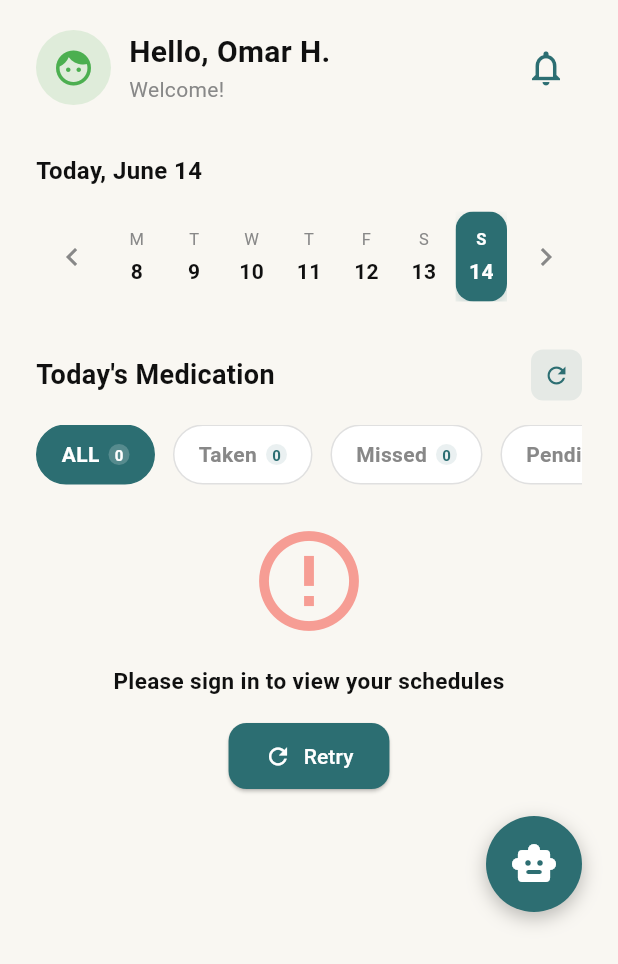
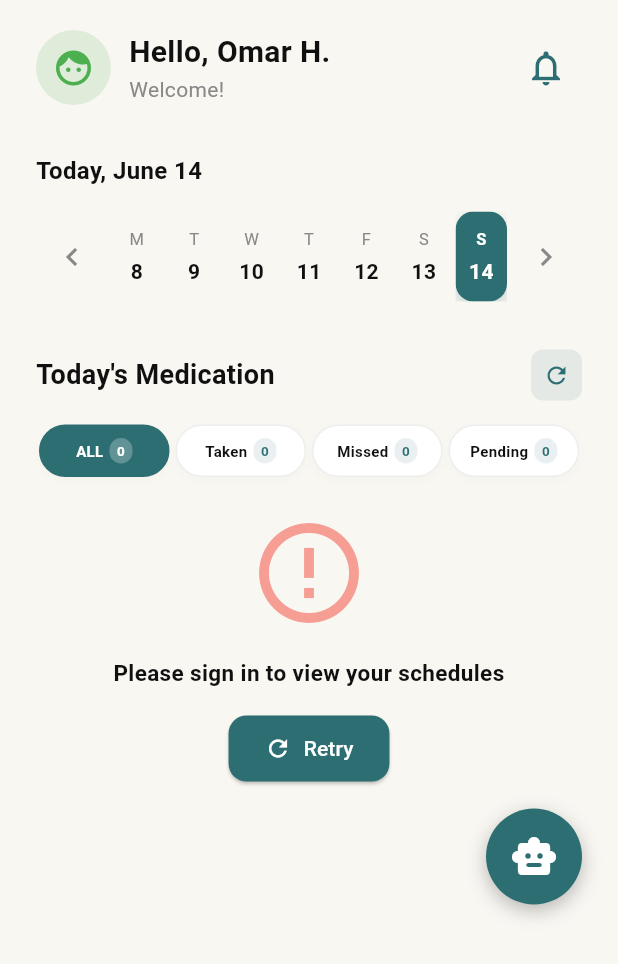
Before and after one commit to Atyoop/finalapp, a Flutter app: the HomeScreen screen opened directly, on a phone screen of 412 x 824 dp. Shown: the top 964 px of the screen. Run offline on Flutter 3.47's test engine with Material 3 defaults, Android fonts, the phone set to English and light mode, and no system bars; our stand-ins replace dio, flutter_local_notifications, flutter_map, flutter_timezone, geolocator, hive_flutter and 4 more; accounts and stored records are empty.

Commit message:
style(home): redesign filter chips layout to fit exactly across screen width without scrolling

```diff
--- a/lib/screens/home_screen.dart
+++ b/lib/screens/home_screen.dart
@@ -962,9 +962,7 @@ class HomeScreenState extends State<HomeScreen> with WidgetsBindingObserver {
                   const SizedBox(height: 16),
 
                   // ── Filter Chips ──
-                  SingleChildScrollView(
-                    scrollDirection: Axis.horizontal,
-                    child: Row(
+                  Row(
                     children: [
                       _filterChip(
                         context.l10n.t('all'),
@@ -987,7 +985,6 @@ class HomeScreenState extends State<HomeScreen> with WidgetsBindingObserver {
                         'pending',
                       ),
                     ],
-                    ),
                   ),
                   const SizedBox(height: 24),
 
@@ -1081,46 +1078,61 @@ class HomeScreenState extends State<HomeScreen> with WidgetsBindingObserver {
 
   Widget _filterChip(String label, int count, String? status) {
     final isSelected = _filterStatus == status;
-    return GestureDetector(
+    return Expanded(
+      child: GestureDetector(
         onTap: () => setState(() => _filterStatus = status),
         child: Container(
-        margin: const EdgeInsets.only(right: 12),
-        padding: const EdgeInsets.symmetric(horizontal: 16, vertical: 8),
+          margin: const EdgeInsets.symmetric(horizontal: 2),
+          padding: const EdgeInsets.symmetric(vertical: 8, horizontal: 4),
           decoration: BoxDecoration(
             color: isSelected ? AppColors.primaryTeal : Colors.white,
             borderRadius: BorderRadius.circular(20),
             border: Border.all(
-            color: isSelected ? AppColors.primaryTeal : Colors.grey[300]!,
-          ),
+              color: isSelected ? AppColors.primaryTeal : Colors.grey[200]!,
+            ),
+            boxShadow: [
+              BoxShadow(
+                color: Colors.black.withValues(alpha: 0.02),
+                blurRadius: 4,
+                offset: const Offset(0, 2),
+              ),
+            ],
           ),
           child: Row(
-          children: [
-            Text(
+            mainAxisAlignment: MainAxisAlignment.center,
+            children: [
+              Flexible(
+                child: Text(
                   label,
-              style: TextStyle(
-                color: isSelected ? Colors.white : AppColors.textGrey,
+                  overflow: TextOverflow.ellipsis,
+                  maxLines: 1,
+                  style: TextStyle(
+                    color: isSelected ? Colors.white : AppColors.textDark,
                     fontWeight: FontWeight.bold,
-              ),
-            ),
-            const SizedBox(width: 6),
+                    fontSize: 10,
+                  ),
+                ),
+              ),
+              const SizedBox(width: 4),
               Container(
-              padding: const EdgeInsets.all(4),
+                padding: const EdgeInsets.symmetric(horizontal: 5, vertical: 2),
                 decoration: BoxDecoration(
                   color: isSelected
-                    ? Colors.white.withValues(alpha: 0.2)
+                      ? Colors.white.withValues(alpha: 0.25)
                       : AppColors.primaryTeal.withValues(alpha: 0.1),
-                shape: BoxShape.circle,
+                  borderRadius: BorderRadius.circular(10),
                 ),
                 child: Text(
                   "$count",
                   style: TextStyle(
-                  fontSize: 10,
+                    fontSize: 9,
                     color: isSelected ? Colors.white : AppColors.primaryTeal,
                     fontWeight: FontWeight.bold,
                   ),
                 ),
               ),
             ],
+          ),
         ),
       ),
     );
```
Lines whose indentation alone changed are shown as unchanged.
